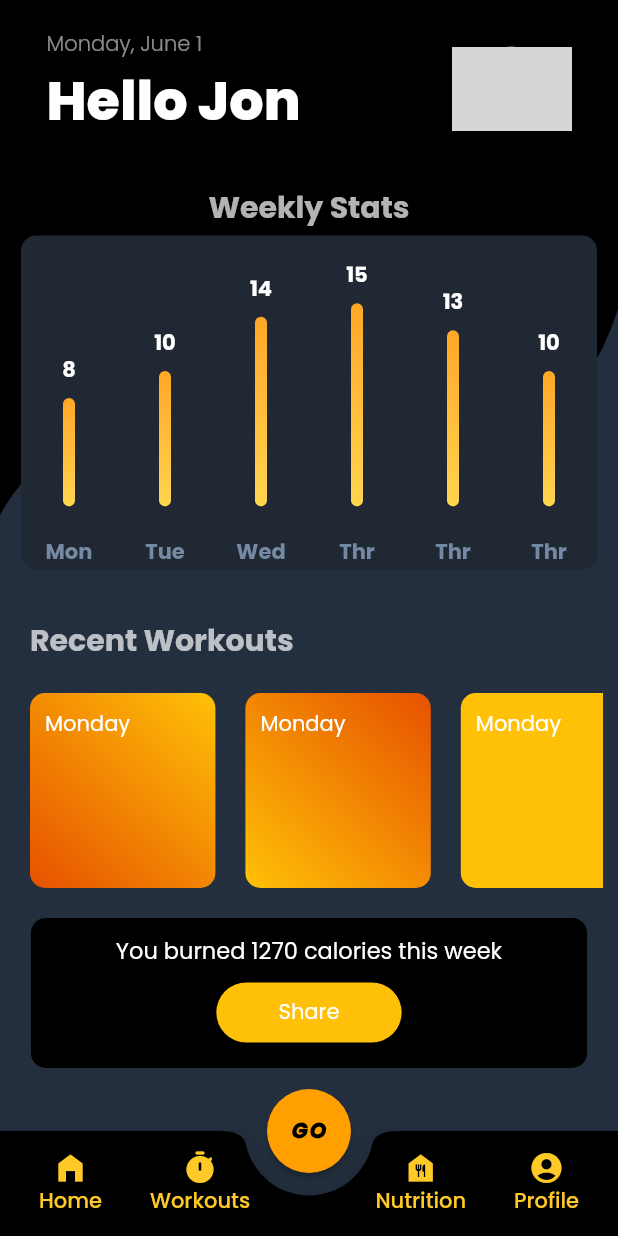
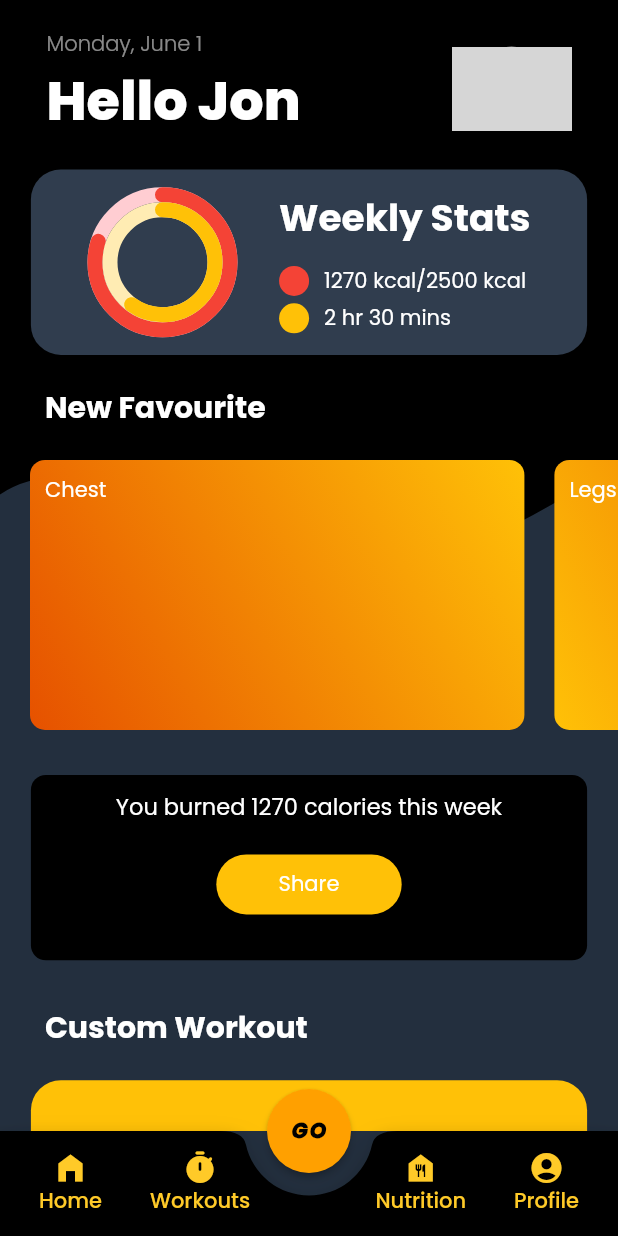
Before and after one commit to ARCHIT1607/dumbbell_club_flutter, a Flutter app: the HomePage screen opened by its route, on a phone screen of 412 x 824 dp. Run offline on Flutter 3.47's test engine with Material 2 defaults, Android fonts, the phone set to English and light mode, and no system bars; drawn by our look-alikes of fl_chart, percent_indicator; our stand-ins replace animated_splash_screen, font_awesome_flutter, form_field_validator, google_fonts; grey boxes are pictures that could not be loaded.

Commit message:
Updated Dashboard.dart UI with activity rings

```diff
--- a/dumbbell_club/lib/screens/dashboard.dart
+++ b/dumbbell_club/lib/screens/dashboard.dart
@@ -1,5 +1,6 @@
 import 'package:dumbbell_club/widgets/bar_chart_widget.dart';
 import 'package:flutter/material.dart';
+import 'package:percent_indicator/circular_percent_indicator.dart';
 
 class DashboardScreen extends StatefulWidget {
   @override
@@ -19,7 +20,7 @@ class _DashboardScreenState extends State<DashboardScreen> {
               clipper: BottonWaveClipper(),
               child: Container(
                 child: Container(
-                  height: height * 0.5,
+                  height: height * 0.6,
                   width: width,
                   color: Colors.black,
                 ),
@@ -53,17 +54,135 @@ class _DashboardScreenState extends State<DashboardScreen> {
                       )),
                 ),
                 Container(
-
+                  height: height * 0.15,
+                  width: width * 0.90,
                   padding: EdgeInsets.all(10.0),
+                  decoration: BoxDecoration(
+                      color: Color(0xff303D4E),
+                      borderRadius: BorderRadius.circular(20.0)),
+                  child: Row(
+                    mainAxisAlignment: MainAxisAlignment.spaceEvenly,
+                    children: [
+                      Container(
+                        child: Stack(
+                          alignment: Alignment.center,
+                          children: [
+                            CircularPercentIndicator(
+                              radius: 100.0,
+                              lineWidth: 10.0,
+                              backgroundColor: Colors.red.shade100,
+                              circularStrokeCap: CircularStrokeCap.round,
+                              percent: 0.8,
+                              animation: true,
+                              animationDuration: 20,
+                            ),
+                            CircularPercentIndicator(
+                              progressColor: Colors.amber,
+                              radius: 80.0,
+                              lineWidth: 10.0,
+                              backgroundColor: Colors.amber.shade100,
+                              circularStrokeCap: CircularStrokeCap.round,
+                              percent: 0.6,
+                              animation: true,
+                              animationDuration: 2,
+                            )
+                          ],
+                        ),
+                      ),
+                      Container(
+                          alignment: Alignment.center,
                           child: Column(
+                            mainAxisAlignment: MainAxisAlignment.spaceEvenly,
+                            crossAxisAlignment: CrossAxisAlignment.start,
                             children: [
-                      Text("Weekly Stats",
+                              Text(
+                                "Weekly Stats",
                                 style: TextStyle(
-                        color: Colors.white70,
+                                    color: Colors.white,
+                                    fontSize: 25.0,
+                                    fontWeight: FontWeight.bold),
+                              ),
+                              SizedBox(
+                                height: 5.0,
+                              ),
+                              Row(
+                                children: [
+                                  CircleAvatar(
+                                    backgroundColor: Colors.red,
+                                    radius: 10,
+                                  ),
+                                  SizedBox(width: 10.0),
+                                  Text("1270 kcal/2500 kcal"),
+                                ],
+                              ),
+                              Row(
+                                children: [
+                                  CircleAvatar(
+                                    backgroundColor: Colors.amber,
+                                    radius: 10,
+                                  ),
+                                  SizedBox(width: 10.0),
+                                  Text("2 hr 30 mins"),
+                                ],
+                              ),
+                            ],
+                          )),
+                    ],
+                  ),
+                ),
+                Container(
+                  padding: EdgeInsets.only(left: 30.0, top: 20.0),
+                  alignment: Alignment.topLeft,
+                  child: Text(
+                    "New Favourite",
+                    style: TextStyle(
+                      color: Colors.white,
                       fontWeight: FontWeight.bold,
                       fontSize: 20.0,
-                      ),),
-                      BarChartWidget(),
+                    ),
+                  ),
+                ),
+                Container(
+                  margin: EdgeInsets.only(left: 10.0, top: 10, bottom: 20.0),
+                  height: 200.0,
+                  child: ListView(
+                    scrollDirection: Axis.horizontal,
+                    children: [
+                      Container(
+                        margin: EdgeInsets.all(10.0),
+                        padding: EdgeInsets.all(10.0),
+                        width: width * 0.8,
+                        child: Text("Chest"),
+                        decoration: BoxDecoration(
+                          borderRadius: BorderRadius.circular(10.0),
+                          gradient: LinearGradient(
+                              begin: Alignment.topRight,
+                              end: Alignment.bottomLeft,
+                              colors: [Colors.amber, Colors.orange.shade900]),
+                        ),
+                      ),
+                      Container(
+                        margin: EdgeInsets.all(10.0),
+                        padding: EdgeInsets.all(10.0),
+                        width: width * 0.8,
+                        child: Text("Legs"),
+                        decoration: BoxDecoration(
+                          borderRadius: BorderRadius.circular(10.0),
+                          gradient: LinearGradient(
+                              begin: Alignment.bottomLeft,
+                              end: Alignment.topRight,
+                              colors: [Colors.amber, Colors.orange.shade900]),
+                        ),
+                      ),
+                      Container(
+                        margin: EdgeInsets.all(10.0),
+                        padding: EdgeInsets.all(10.0),
+                        width: width * 0.8,
+                        child: Text("Arms"),
+                        decoration: BoxDecoration(
+                            borderRadius: BorderRadius.circular(10.0),
+                            color: Colors.amber),
+                      ),
                     ],
                   ),
                 ),
@@ -71,118 +190,120 @@ class _DashboardScreenState extends State<DashboardScreen> {
             ),
           ]),
           Container(
-            padding: EdgeInsets.only(left: 20.0),
+            padding: EdgeInsets.all(10.0),
+            width: width * 0.9,
+            height: height * 0.15,
+            decoration: BoxDecoration(
+                color: Colors.black, borderRadius: BorderRadius.circular(10.0)),
+            child: Column(
+              children: [
+                Text(
+                  "You burned 1270 calories this week",
+                  style: TextStyle(
+                    fontSize: 15.0,
+                  ),
+                ),
+                SizedBox(
+                  height: 20.0,
+                ),
+                Container(
+                  width: width * 0.3,
+                  height: 40.0,
+                  child: Center(child: Text("Share")),
+                  decoration: BoxDecoration(
+                      borderRadius: BorderRadius.circular(20.0),
+                      color: Colors.amber),
+                )
+              ],
+            ),
+          ),
+          SizedBox(height: 20.0),
+          Container(
+            padding: EdgeInsets.only(left: 30.0, top: 10.0, bottom: 20.0),
             alignment: Alignment.topLeft,
             child: Text(
-              "Recent Workouts",
+              "Custom Workout",
               style: TextStyle(
-                color: Colors.white70,
+                color: Colors.white,
                 fontWeight: FontWeight.bold,
                 fontSize: 20.0,
               ),
             ),
           ),
           Container(
-            margin: EdgeInsets.symmetric(vertical: 10.0, horizontal: 10.0),
-            height: 150.0,
-            child: ListView(
-              scrollDirection: Axis.horizontal,
+            width: width * 0.9,
+            height: height * 0.30,
+            padding: EdgeInsets.all(10.0),
+            decoration: BoxDecoration(
+                color: Colors.amber, borderRadius: BorderRadius.circular(20.0)),
+            child: Row(
+              mainAxisAlignment: MainAxisAlignment.spaceBetween,
+              crossAxisAlignment: CrossAxisAlignment.center,
               children: [
                 Container(
-                  margin: EdgeInsets.all(10.0),
-                  padding: EdgeInsets.all(10.0),
-                  width: width * 0.3,
-                  child: Text("Monday"),
+                  child: Column(
+                    mainAxisAlignment: MainAxisAlignment.center,
+                    crossAxisAlignment: CrossAxisAlignment.center,
+                    children: [
+                      Text(
+                        "Get your custom plan\n after answering this\n simple questionaire",
+                        style: TextStyle(
+                          color: Colors.black,
+                          fontSize: 15.0,
+                        ),
+                      ),
+                      SizedBox(height: 30.0,),
+                      Container(
+                        padding: EdgeInsets.all(10),
+                        height: 50,
+                        width: 150,
                         decoration: BoxDecoration(
-                      borderRadius: BorderRadius.circular(10.0),
-                      gradient: LinearGradient(
-                        begin: Alignment.topRight,
-                        end: Alignment.bottomLeft,
-                        colors: [Colors.amber, Colors.orange.shade900]
-                       ),
-                ),),
-                Container(
-                  margin: EdgeInsets.all(10.0),
-                  padding: EdgeInsets.all(10.0),
-                  width: width * 0.3,
-                  child: Text("Monday"),
-                  decoration: BoxDecoration(
-                      borderRadius: BorderRadius.circular(10.0),
-                      gradient: LinearGradient(
-                        begin: Alignment.bottomLeft,
-                        end: Alignment.topRight,
-                        colors: [Colors.amber, Colors.orange.shade900]
-                       ),
-                ),),
-
-                Container(
-                  margin: EdgeInsets.all(10.0),
-                  padding: EdgeInsets.all(10.0),
-                  width: width * 0.3,
-                  child: Text("Monday"),
-                  decoration: BoxDecoration(
-                      borderRadius: BorderRadius.circular(10.0),
-                      color: Colors.amber),
-                ),
-                Container(
-                  margin: EdgeInsets.all(10.0),
-                  padding: EdgeInsets.all(10.0),
-                  width: width * 0.3,
-                  child: Text("Monday"),
-                  decoration: BoxDecoration(
-                      borderRadius: BorderRadius.circular(10.0),
-                      color: Colors.amber),
-                ),
+                            color: Color(0xff232F3E),
+                            borderRadius: BorderRadius.circular(20.0)),
+                        child: Center(child: Text("Create Plan")),
+                      )
                     ],
                   ),
                 ),
                 Container(
-            padding: EdgeInsets.all(10.0),
-            width: width * 0.9,
-            height: 100,
-            decoration: BoxDecoration(
-              color: Colors.black,
-              borderRadius: BorderRadius.circular(10.0)
+                  child: Center(
+                    child: CircleAvatar(
+                      backgroundImage: ExactAssetImage('images/custom.jpg'),
+                      radius: 60.0,
                     ),
-            child: Column(
-              children: [
-                Text("You burned 1270 calories this week",
-                style: TextStyle(
-                  fontSize: 15.0,
-                ),),
-                SizedBox(height: 10.0,),
-                Container(
-                  width: width * 0.3,
-                  height: 40.0,
-                  child: Center(child: Text("Share")),
-                  decoration: BoxDecoration(
-                    borderRadius: BorderRadius.circular(20.0),
-                    color: Colors.amber
                   ),
                 )
               ],
-            ),),
-
-
+            ),
+          ),
+          Container(
+            height: height * 0.1,
+            width: width,
+            color: Colors.black45,
+            child: Center(child: Text("Archit MC")),
+          )
         ],
       ),
     );
   }
 }
 
-
 class BottonWaveClipper extends CustomClipper<Path> {
   @override
   getClip(Size size) {
     var path = Path();
 
-    path.lineTo(0.0, size.height / 1.2);
-  var firstControlPoint = Offset(55, size.height / 1.7);
-  var firstEndPoint = Offset(size.width / 1.7, size.height / 1.3);
+    path.lineTo(0.0, size.height / 1.5);
+    var firstControlPoint = Offset(60, size.height / 1.7);
+    var firstEndPoint = Offset(size.width / 2.5, size.height / 1.3);
     path.quadraticBezierTo(firstControlPoint.dx, firstControlPoint.dy,
         firstEndPoint.dx, firstEndPoint.dy);
-  var secondControlPoint = Offset(size.width - (35), size.height - 95);
-  var secondEndPoint = Offset(size.width, size.height / 2);
+    // var middleControlPoint = Offset(size.width /2, size.height / 1.1);
+    // var middleEndPoint = Offset(size.width / 1.7, size.height / 1.2);
+    // path.quadraticBezierTo(middleControlPoint.dx, middleControlPoint.dy,
+    //     middleEndPoint.dx, middleEndPoint.dy);
+    var secondControlPoint = Offset(size.width / 1.6, size.height / 1.2);
+    var secondEndPoint = Offset(size.width, size.height / 1.6);
     path.quadraticBezierTo(secondControlPoint.dx, secondControlPoint.dy,
         secondEndPoint.dx, secondEndPoint.dy);
     path.lineTo(size.width, size.height - 40);
@@ -193,7 +314,6 @@ class BottonWaveClipper extends CustomClipper<Path> {
 
   @override
   bool shouldReclip(covariant CustomClipper<Path> oldClipper) {
-    // TODO: implement shouldReclip
     return false;
   }
 }
--- a/dumbbell_club/pubspec.yaml
+++ b/dumbbell_club/pubspec.yaml
@@ -40,6 +40,7 @@ dependencies:
   font_awesome_flutter: ^9.0.0
   form_field_validator: ^1.1.0
   fl_chart: ^0.36.1
+  percent_indicator: ^3.0.1
 
 
 dev_dependencies:
```
Also changed, not shown: dumbbell_club/assets/images/custom.jpg (added), dumbbell_club/pubspec.lock. Lines whose indentation alone changed are shown as unchanged.
